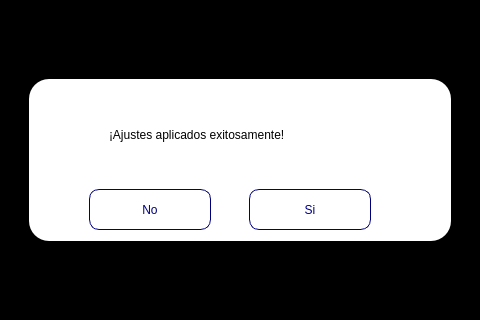
First picture: the form in src/views/PopupWidget.ui, repository Giocerz/water_quality_rpi, before the edit.
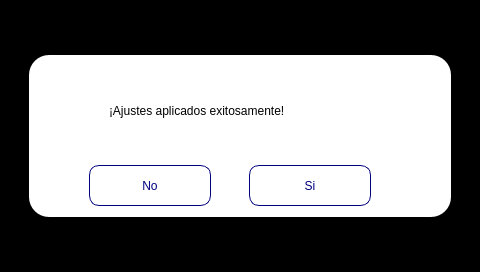
Second picture: the form after the edit.

What changed in the file:
```diff
--- a/src/views/PopupWidget.ui
+++ b/src/views/PopupWidget.ui
@@ -7,7 +7,7 @@
     <x>0</x>
     <y>0</y>
     <width>480</width>
-    <height>320</height>
+    <height>272</height>
    </rect>
   </property>
   <property name="windowTitle">
@@ -36,7 +36,7 @@
    <property name="geometry">
     <rect>
      <x>29</x>
-     <y>79</y>
+     <y>55</y>
      <width>422</width>
      <height>162</height>
     </rect>
```
